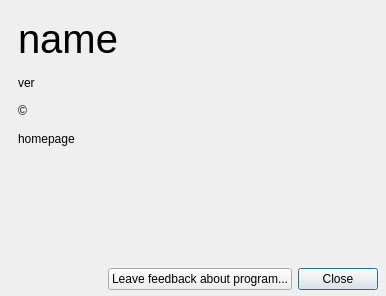
Old version of the form src/loader/aboutbox.ui in the repository silvansky/Contacts.
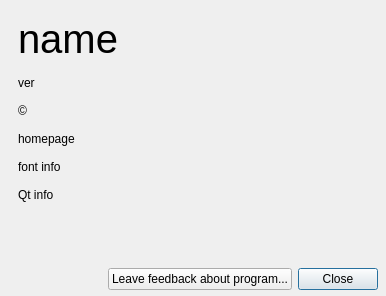
New version of the form.

What changed in the file:
```diff
--- a/src/loader/aboutbox.ui
+++ b/src/loader/aboutbox.ui
@@ -100,6 +100,26 @@
        </property>
       </widget>
      </item>
+     <item>
+      <widget class="QLabel" name="lblFontInfo">
+       <property name="text">
+        <string notr="true">font info</string>
+       </property>
+       <property name="wordWrap">
+        <bool>true</bool>
+       </property>
+       <property name="openExternalLinks">
+        <bool>true</bool>
+       </property>
+      </widget>
+     </item>
+     <item>
+      <widget class="QLabel" name="lblAboutQt">
+       <property name="text">
+        <string notr="true">Qt info</string>
+       </property>
+      </widget>
+     </item>
      <item>
       <spacer name="verticalSpacer">
        <property name="orientation">
```
